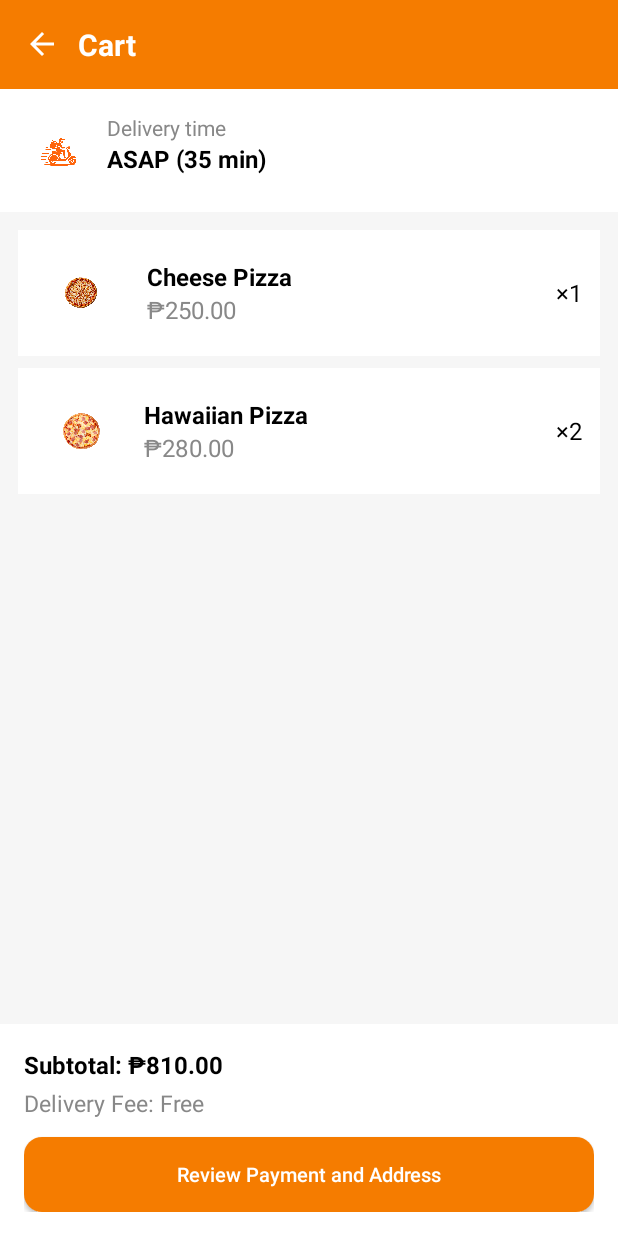
After one commit to yncy0/midterm-app-dev, an Android app: the layout activity_cart.xml on its own in the app's theme, with its tools: preview values and no code run, on a phone screen of 412 x 824 dp. The commit adds this screen. Run offline under Robolectric (Android 15) with nearby library versions, the phone set to English and light mode, and no system bars.

Commit message:
Added my CART project files

```diff
--- /dev/null
+++ b/app/src/main/res/drawable/ic_back_arrow.xml
@@ -0,0 +1,8 @@
+<?xml version="1.0" encoding="utf-8"?>
+<vector xmlns:android="http://schemas.android.com/apk/res/android"
+    android:width="24dp" android:height="24dp"
+    android:viewportWidth="24" android:viewportHeight="24">
+    <path
+        android:fillColor="#FF7A00"
+        android:pathData="M20,11H7.83l5.59,-5.59L12,4l-8,8 8,8 1.41,-1.41L7.83,13H20v-2z" />
+</vector>
--- /dev/null
+++ b/app/src/main/res/drawable/ic_bag_filled.xml
@@ -0,0 +1,8 @@
+<?xml version="1.0" encoding="utf-8"?>
+<vector xmlns:android="http://schemas.android.com/apk/res/android"
+    android:width="48dp" android:height="48dp"
+    android:viewportWidth="24" android:viewportHeight="24">
+    <path
+        android:fillColor="#FF7A00"
+        android:pathData="M6,2L18,2c1.1,0 2,0.9 2,2v2H4V4C4,2.9 4.9,2 6,2zM4,8v12c0,1.1 0.9,2 2,2h12c1.1,0 2,-0.9 2,-2V8H4zM9,10c0.55,0 1,0.45 1,1v1h4v-1c0,-0.55 0.45,-1 1,-1s1,0.45 1,1v1c0,1.1 -0.9,2 -2,2h-4c-1.1,0 -2,-0.9 -2,-2v-1C8,10.45 8.45,10 9,10z" />
+</vector>
--- /dev/null
+++ b/app/src/main/res/drawable/item_bg.xml
@@ -0,0 +1,14 @@
+<?xml version="1.0" encoding="utf-8"?>
+<shape xmlns:android="http://schemas.android.com/apk/res/android"
+    android:shape="rectangle">
+    <solid android:color="#FFFFFF"/>
+    <corners android:radius="16dp"/>
+    <padding
+        android:left="8dp"
+        android:top="8dp"
+        android:right="8dp"
+        android:bottom="8dp"/>
+    <stroke
+        android:width="1dp"
+        android:color="#FFE0E0E0"/>
+</shape>
--- /dev/null
+++ b/app/src/main/res/drawable/rounded_bg_light.xml
@@ -0,0 +1,6 @@
+<?xml version="1.0" encoding="utf-8"?>
+<shape xmlns:android="http://schemas.android.com/apk/res/android"
+    android:shape="rectangle">
+    <solid android:color="#FF6B6B"/> <!-- Accent pink/red -->
+    <corners android:radius="30dp"/>
+</shape>
--- /dev/null
+++ b/app/src/main/res/drawable/rounded_button_orange.xml
@@ -0,0 +1,8 @@
+<?xml version="1.0" encoding="utf-8"?>
+
+
+<shape xmlns:android="http://schemas.android.com/apk/res/android"
+    android:shape="rectangle">
+    <solid android:color="@color/orange"/>
+    <corners android:radius="12dp"/>
+</shape>
--- /dev/null
+++ b/app/src/main/res/layout/activity_cart.xml
@@ -0,0 +1,235 @@
+<?xml version="1.0" encoding="utf-8"?>
+<LinearLayout xmlns:android="http://schemas.android.com/apk/res/android"
+    xmlns:app="http://schemas.android.com/apk/res-auto"
+    xmlns:tools="http://schemas.android.com/tools"
+    android:orientation="vertical"
+    android:layout_width="match_parent"
+    android:layout_height="match_parent">
+
+    <androidx.constraintlayout.widget.ConstraintLayout
+        android:layout_width="match_parent"
+        android:layout_height="match_parent"
+        android:background="@color/light_gray"
+        tools:context=".CartActivity">
+
+        <!-- Header -->
+        <LinearLayout
+            android:id="@+id/headerBar"
+            android:layout_width="match_parent"
+            android:layout_height="wrap_content"
+            android:background="@color/orange"
+            android:gravity="center_vertical"
+            android:orientation="horizontal"
+            android:padding="16dp"
+            app:layout_constraintTop_toTopOf="parent">
+
+            <ImageView
+                android:layout_width="24dp"
+                android:layout_height="24dp"
+                android:contentDescription="Back"
+                android:src="@drawable/ic_back_arrow"
+                android:tint="@color/white" />
+
+            <TextView
+                android:layout_width="wrap_content"
+                android:layout_height="wrap_content"
+                android:layout_marginStart="12dp"
+                android:text="Cart"
+                android:textColor="@color/white"
+                android:textSize="20sp"
+                android:textStyle="bold" />
+        </LinearLayout>
+
+        <!-- Delivery Info -->
+        <LinearLayout
+            android:id="@+id/deliveryInfo"
+            android:layout_width="match_parent"
+            android:layout_height="wrap_content"
+            android:background="@color/white"
+            android:orientation="horizontal"
+            android:padding="16dp"
+            app:layout_constraintTop_toBottomOf="@id/headerBar">
+
+            <ImageView
+                android:layout_width="45dp"
+                android:layout_height="50dp"
+                android:layout_marginEnd="10dp"
+                android:contentDescription="Delivery"
+                android:src="@drawable/bike" />
+
+            <LinearLayout
+                android:layout_width="wrap_content"
+                android:layout_height="wrap_content"
+                android:orientation="vertical">
+
+                <TextView
+                    android:layout_width="wrap_content"
+                    android:layout_height="wrap_content"
+                    android:text="Delivery time"
+                    android:textColor="@color/gray"
+                    android:textSize="14sp" />
+
+                <TextView
+                    android:layout_width="wrap_content"
+                    android:layout_height="wrap_content"
+                    android:text="ASAP (35 min)"
+                    android:textColor="@color/black"
+                    android:textSize="16sp"
+                    android:textStyle="bold" />
+            </LinearLayout>
+        </LinearLayout>
+
+        <!-- Cart Items -->
+        <ScrollView
+            android:id="@+id/scrollViewCart"
+            android:layout_width="0dp"
+            android:layout_height="0dp"
+            app:layout_constraintBottom_toTopOf="@+id/checkoutSection"
+            app:layout_constraintEnd_toEndOf="parent"
+            app:layout_constraintStart_toStartOf="parent"
+            app:layout_constraintTop_toBottomOf="@id/deliveryInfo">
+
+            <LinearLayout
+                android:layout_width="match_parent"
+                android:layout_height="wrap_content"
+                android:orientation="vertical"
+                android:padding="12dp">
+
+                <!-- Example Item 1 -->
+                <LinearLayout
+                    android:layout_width="match_parent"
+                    android:layout_height="wrap_content"
+                    android:layout_marginBottom="8dp"
+                    android:background="@color/white"
+                    android:gravity="center_vertical"
+                    android:orientation="horizontal"
+                    android:padding="12dp">
+
+                    <ImageView
+                        android:layout_width="60dp"
+                        android:layout_height="60dp"
+                        android:layout_marginEnd="14dp"
+                        android:contentDescription="Cheese Pizza"
+                        android:src="@drawable/pizza_cheese" />
+
+                    <LinearLayout
+                        android:layout_width="0dp"
+                        android:layout_height="wrap_content"
+                        android:layout_weight="1"
+                        android:orientation="vertical">
+
+                        <TextView
+                            android:layout_width="wrap_content"
+                            android:layout_height="wrap_content"
+                            android:text="Cheese Pizza"
+                            android:textColor="@color/black"
+                            android:textSize="16sp"
+                            android:textStyle="bold" />
+
+                        <TextView
+                            android:layout_width="wrap_content"
+                            android:layout_height="wrap_content"
+                            android:text="₱250.00"
+                            android:textColor="@color/gray"
+                            android:textSize="16sp" />/>
+
+                    </LinearLayout>
+
+                    <TextView
+                        android:layout_width="wrap_content"
+                        android:layout_height="wrap_content"
+                        android:text="×1"
+                        android:textColor="@color/black"
+                        android:textSize="16sp" />
+                </LinearLayout>
+
+                <!-- Example Item 2 -->
+                <LinearLayout
+                    android:layout_width="match_parent"
+                    android:layout_height="wrap_content"
+                    android:layout_marginBottom="8dp"
+                    android:background="@color/white"
+                    android:gravity="center_vertical"
+                    android:orientation="horizontal"
+                    android:padding="12dp">
+
+                    <ImageView
+                        android:layout_width="60dp"
+                        android:layout_height="60dp"
+                        android:layout_marginEnd="12dp"
+                        android:contentDescription="Hawaiian Pizza"
+                        android:src="@drawable/pizza_hawaiian" />
+
+                    <LinearLayout
+                        android:layout_width="0dp"
+                        android:layout_height="wrap_content"
+                        android:layout_weight="1"
+                        android:orientation="vertical">
+
+                        <TextView
+                            android:layout_width="wrap_content"
+                            android:layout_height="wrap_content"
+                            android:text="Hawaiian Pizza"
+                            android:textColor="@color/black"
+                            android:textSize="16sp"
+                            android:textStyle="bold" />
+
+                        <TextView
+                            android:layout_width="wrap_content"
+                            android:layout_height="wrap_content"
+                            android:text="₱280.00"
+                            android:textColor="@color/gray"
+                            android:textSize="16sp" />/>
+                    </LinearLayout>
+
+                    <TextView
+                        android:layout_width="wrap_content"
+                        android:layout_height="wrap_content"
+                        android:text="×2"
+                        android:textColor="@color/black"
+                        android:textSize="16sp" />
+                </LinearLayout>
+
+            </LinearLayout>
+        </ScrollView>
+
+        <!-- Checkout Section -->
+        <LinearLayout
+            android:id="@+id/checkoutSection"
+            android:layout_width="match_parent"
+            android:layout_height="wrap_content"
+            android:background="@color/white"
+            android:orientation="vertical"
+            android:padding="16dp"
+            app:layout_constraintBottom_toBottomOf="parent">
+
+            <TextView
+                android:layout_width="match_parent"
+                android:layout_height="wrap_content"
+                android:text="Subtotal: ₱810.00"
+                android:textColor="@color/black"
+                android:textSize="16sp"
+                android:textStyle="bold" />
+
+            <TextView
+                android:layout_width="match_parent"
+                android:layout_height="wrap_content"
+                android:layout_marginTop="4dp"
+                android:text="Delivery Fee: Free"
+                android:textColor="@color/gray"
+                android:textSize="15sp" />
+
+            <Button
+                android:layout_width="match_parent"
+                android:layout_height="50dp"
+                android:layout_marginTop="12dp"
+                android:background="@drawable/rounded_button_orange"
+                android:backgroundTint="@color/orange"
+                android:text="Review Payment and Address"
+                android:textSize="13sp"
+                android:textAllCaps="false"
+                android:textColor="@color/white" />
+        </LinearLayout>
+
+    </androidx.constraintlayout.widget.ConstraintLayout>
+</LinearLayout>
--- a/app/src/main/res/layout/activity_main.xml
+++ /dev/null
@@ -1,19 +0,0 @@
-<?xml version="1.0" encoding="utf-8"?>
-<androidx.constraintlayout.widget.ConstraintLayout xmlns:android="http://schemas.android.com/apk/res/android"
-    xmlns:app="http://schemas.android.com/apk/res-auto"
-    xmlns:tools="http://schemas.android.com/tools"
-    android:id="@+id/main"
-    android:layout_width="match_parent"
-    android:layout_height="match_parent"
-    tools:context=".MainActivity">
-
-    <TextView
-        android:layout_width="wrap_content"
-        android:layout_height="wrap_content"
-        android:text="Hello World!"
-        app:layout_constraintBottom_toBottomOf="parent"
-        app:layout_constraintEnd_toEndOf="parent"
-        app:layout_constraintStart_toStartOf="parent"
-        app:layout_constraintTop_toTopOf="parent" />
-
-</androidx.constraintlayout.widget.ConstraintLayout>
--- a/app/src/main/res/values-night/themes.xml
+++ /dev/null
@@ -1,7 +0,0 @@
-<resources xmlns:tools="http://schemas.android.com/tools">
-    <!-- Base application theme. -->
-    <style name="Base.Theme.Midtermappdev" parent="Theme.Material3.DayNight.NoActionBar">
-        <!-- Customize your dark theme here. -->
-        <!-- <item name="colorPrimary">@color/my_dark_primary</item> -->
-    </style>
-</resources>
--- a/app/src/main/res/values/colors.xml
+++ b/app/src/main/res/values/colors.xml
@@ -1,5 +1,19 @@
 <?xml version="1.0" encoding="utf-8"?>
+
 <resources>
-    <color name="black">#FF000000</color>
-    <color name="white">#FFFFFFFF</color>
+    <color name="white">#FFFFFF</color>
+    <color name="black">#000000</color>
+    <color name="gray">#888888</color>
+    <color name="light_gray">#F6F6F6</color>
+    <color name="orange">#F57C00</color>
+    <color name="peach">#FFE1CC</color>
+
+    <!-- Material3 required mappings -->
+    <color name="colorPrimary">@color/orange</color>
+    <color name="colorSecondary">@color/peach</color>
+    <color name="colorBackground">@color/white</color>
+    <color name="colorOnPrimary">@color/white</color>
+    <color name="colorOnSecondary">@color/black</color>
+    <color name="colorSurface">@color/light_gray</color>
+    <color name="colorOnSurface">@color/black</color>
 </resources>
--- a/app/src/main/res/values/strings.xml
+++ b/app/src/main/res/values/strings.xml
@@ -1,3 +1,18 @@
-<resources>
-    <string name="app_name">midterm-app-dev</string>
+<resources xmlns:tools="http://schemas.android.com/tools">
+    <!-- Base theme -->
+    <style name="Theme.MenuApp" parent="Theme.Material3.Light.NoActionBar">
+        <item name="android:colorBackground">@color/colorBackground</item>
+        <item name="android:textColor">@color/colorTextPrimary</item>
+        <item name="colorPrimary">@color/colorPrimary</item>
+        <item name="colorSecondary">@color/colorSecondary</item>
+        <item name="android:statusBarColor">@color/colorPrimary</item>
+        <item name="android:navigationBarColor">@color/colorBackground</item>
+    </style>
+
+    <!-- Button Style -->
+    <style name="RoundedButton">
+        <item name="android:background">@drawable/rounded_bg_light</item>
+        <item name="android:textColor">@android:color/white</item>
+        <item name="android:textStyle">bold</item>
+    </style>
 </resources>
--- a/app/src/main/res/values/themes.xml
+++ b/app/src/main/res/values/themes.xml
@@ -1,9 +1,14 @@
+<?xml version="1.0" encoding="utf-8"?>
+
 <resources xmlns:tools="http://schemas.android.com/tools">
-    <!-- Base application theme. -->
-    <style name="Base.Theme.Midtermappdev" parent="Theme.Material3.DayNight.NoActionBar">
-        <!-- Customize your light theme here. -->
-        <!-- <item name="colorPrimary">@color/my_light_primary</item> -->
+    <style name="Theme.Cart" parent="Theme.Material3.Light.NoActionBar">
+        <item name="colorPrimary">@color/orange</item>
+        <item name="colorOnPrimary">@color/white</item>
+        <item name="colorSecondary">@color/peach</item>
+        <item name="colorOnSecondary">@color/black</item>
+        <item name="colorSurface">@color/light_gray</item>
+        <item name="colorOnSurface">@color/black</item>
+        <item name="android:statusBarColor">@color/orange</item>
+        <item name="android:windowBackground">@color/colorBackground</item>
     </style>
-
-    <style name="Theme.Midtermappdev" parent="Base.Theme.Midtermappdev" />
 </resources>
```
Also changed, not shown: app/src/main/res/drawable/bike.png (added), app/src/main/res/drawable/leche.png (added), app/src/main/res/drawable/pizza_cheese.png (added), app/src/main/res/drawable/pizza_hawaiian.png (added).
